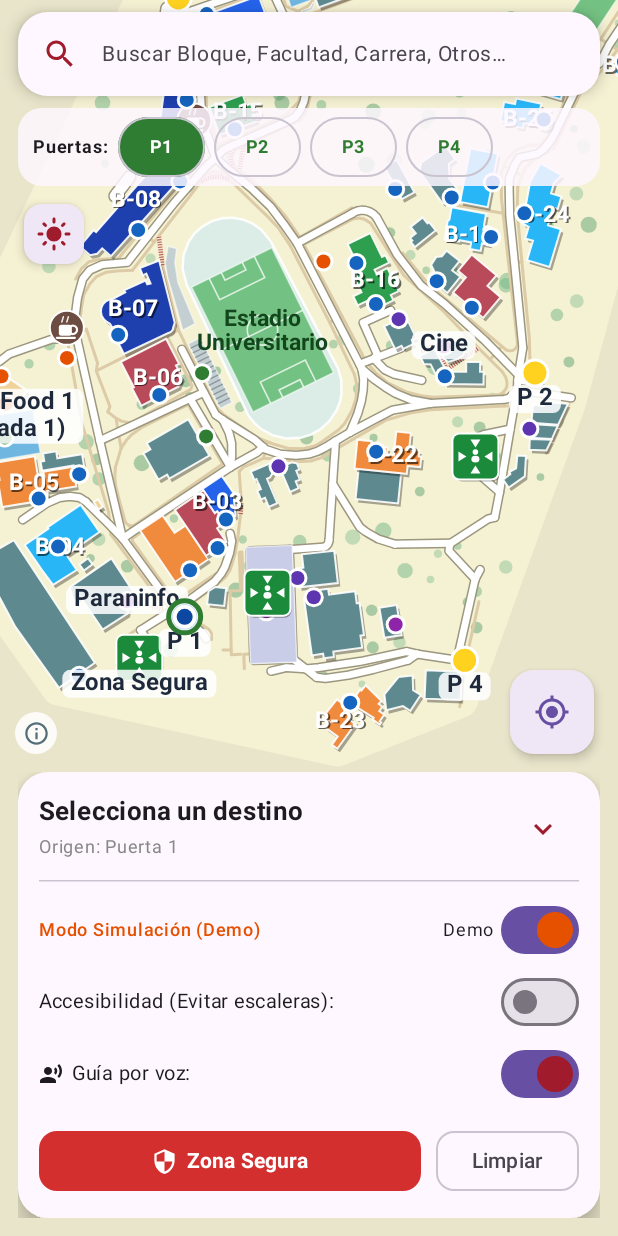
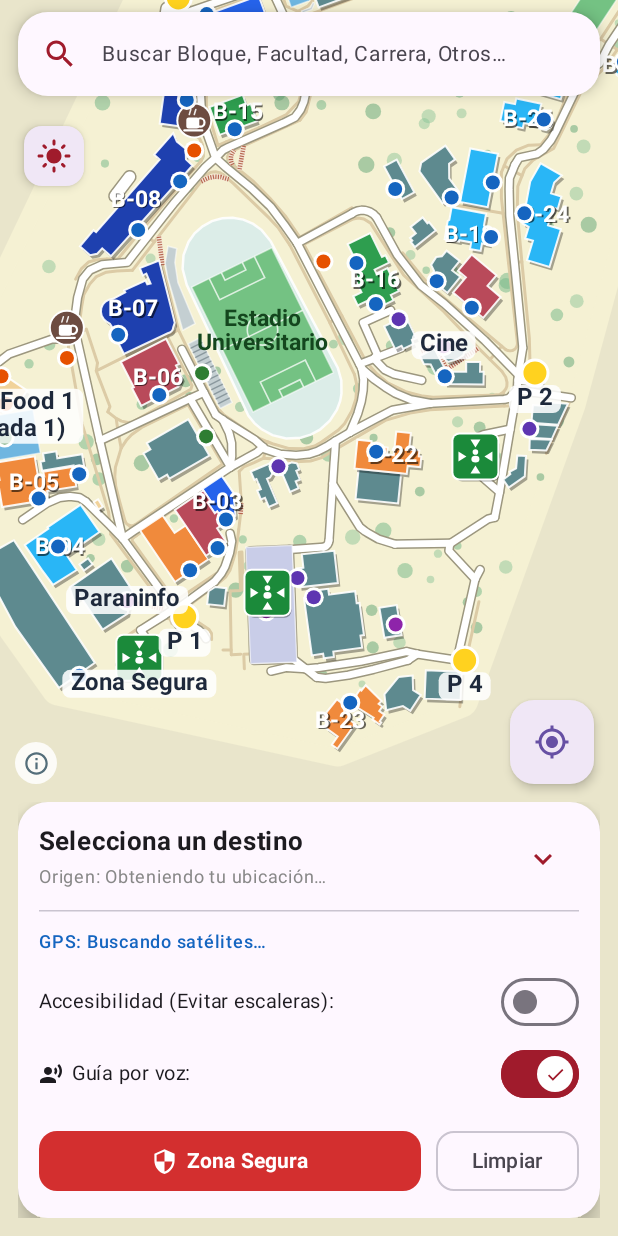
Before and after one commit to WinterPovea/nav-uleam-campus, an Android app built with Jetpack Compose: the screen it shows after launch (MainActivity), after a tap on "Expandir", on a phone screen of 412 x 824 dp. Run offline under Robolectric (Android 15) with nearby library versions, the phone set to English and light mode, and no system bars; our stand-ins replace Room's generated code; libraries missing offline, so code that uses them is left out: android.widget; 1 other tap on this screen came first.

Commit message:
feat: quitar Modo Simulación; origen "Tu ubicación" sin número de nodo; interruptores con contorno; mensajes sin emoji de ubicación

```diff
--- a/app/src/main/java/ec/edu/uleam/navigator/ui/MainActivity.kt
+++ b/app/src/main/java/ec/edu/uleam/navigator/ui/MainActivity.kt
@@ -121,6 +121,7 @@ import androidx.compose.foundation.rememberScrollState
 import androidx.compose.material3.FilterChip
 import androidx.compose.material3.FilterChipDefaults
 import androidx.compose.material.icons.filled.History
+import androidx.compose.material.icons.filled.Check
 import androidx.compose.material.icons.filled.RecordVoiceOver
 import androidx.compose.runtime.DisposableEffect
 import androidx.compose.ui.focus.onFocusChanged
@@ -219,19 +220,17 @@ fun CampusApp(vm: CampusViewModel) {
         }
     }
 
-    // Actualizar ubicación real al ViewModel cuando no está en modo simulación
-    LaunchedEffect(locationState, vm.ui.isSimulationMode) {
+    // Actualizar la ubicación real en el ViewModel
+    LaunchedEffect(locationState) {
         if (locationState is LocationState.PermissionDenied && hasLocationPermission(context)) {
             permissionDenied = false
             permanentlyDenied = false
             vm.refreshLocationPermissionState()
         }
-        if (!vm.ui.isSimulationMode) {
         when (val s = locationState) {
             is LocationState.Fix -> vm.onGpsLocation(s.lat, s.lon, s.accuracyM)
             is LocationState.LowAccuracy -> vm.onGpsLocation(s.lat, s.lon, s.accuracyM)
             else -> {}
-            }
         }
     }
 
@@ -305,8 +304,7 @@ fun CampusApp(vm: CampusViewModel) {
             originNodeId = s.origenId,
             destinationNodeId = s.destino?.idNodo,
             userPosition = vm.userPosition,
-            isSimulationMode = s.isSimulationMode,
-            onMapTap = { lat, lon -> if (busquedaAbierta) cerrarBusqueda() else vm.onMapTap(lat, lon) },
+            onMapTap = { _, _ -> if (busquedaAbierta) cerrarBusqueda() },
             onPlaceTap = { l -> if (busquedaAbierta) cerrarBusqueda() else vm.onPlaceTap(l) },
             modifier = Modifier.fillMaxSize(),
             azimuthDeg = azimuthDeg,
@@ -438,43 +436,7 @@ fun CampusApp(vm: CampusViewModel) {
               }
             }
 
-            // Barra rápida de selección de puertas origen: solo en Modo Simulación (con GPS real el origen es la
-            // ubicación del usuario) y oculta mientras se navega
-            AnimatedVisibility(visible = !s.navigating && s.isSimulationMode) {
-            Row(
-                modifier = Modifier
-                    .fillMaxWidth()
-                    .background(MaterialTheme.colorScheme.surface.copy(alpha = 0.85f), RoundedCornerShape(16.dp))
-                    .padding(horizontal = 10.dp, vertical = 2.dp),
-                verticalAlignment = Alignment.CenterVertically,
-                horizontalArrangement = Arrangement.spacedBy(6.dp)
-            ) {
-                Text(
-                    "Puertas:",
-                    fontSize = 12.sp,
-                    fontWeight = FontWeight.Bold,
-                    color = MaterialTheme.colorScheme.onSurface
-                )
-                (1..4).forEach { n ->
-                    val isSelected = s.origenId == (99 + n)
-                    OutlinedButton(
-                        onClick = { vm.elegirPuerta(n) },
-                        contentPadding = PaddingValues(horizontal = 10.dp, vertical = 0.dp),
-                        colors = if (isSelected) ButtonDefaults.buttonColors(containerColor = Color(0xFF2E7D32))
-                        else ButtonDefaults.outlinedButtonColors()
-                    ) {
-                        Text(
-                            "P$n",
-                            fontSize = 12.sp,
-                            color = if (isSelected) Color.White else Color(0xFF2E7D32),
-                            fontWeight = FontWeight.Bold
-                        )
-                    }
-                }
-            }
-            }
-
-            // ESTILO DEL MAPA (arriba a la izquierda, bajo las puertas): alterna Claro → Oscuro → Sistema
+            // ESTILO DEL MAPA (arriba a la izquierda, bajo la búsqueda): alterna Claro → Oscuro → Sistema
             Spacer(Modifier.height(8.dp))
             SmallFloatingActionButton(
                 onClick = {
@@ -497,7 +459,7 @@ fun CampusApp(vm: CampusViewModel) {
             }
 
             // AVISO RESILIENTE DE PERMISOS DENEGADOS (ROL 2)
-            if (permissionDenied && !s.isSimulationMode) {
+            if (permissionDenied) {
                 Spacer(Modifier.height(8.dp))
                 Card(
                     shape = RoundedCornerShape(12.dp),
@@ -519,7 +481,7 @@ fun CampusApp(vm: CampusViewModel) {
                         Spacer(Modifier.height(4.dp))
                         Text(
                             if (permanentlyDenied)
-                                "Para usar el GPS en vivo, abre los ajustes del sistema. También puedes utilizar el Modo Simulación sin permisos."
+                                "Para trazar rutas desde donde estás, abre los ajustes del sistema y permite el acceso a la ubicación."
                             else
                                 "Permite el acceso a tu ubicación para trazar rutas desde donde estés en el campus.",
                             fontSize = 12.sp,
@@ -560,12 +522,6 @@ fun CampusApp(vm: CampusViewModel) {
                                     Text("Reintentar", fontSize = 12.sp)
                                 }
                             }
-                            OutlinedButton(
-                                onClick = { vm.toggleSimulationMode(true) },
-                                contentPadding = PaddingValues(horizontal = 12.dp, vertical = 4.dp)
-                            ) {
-                                Text("Usar Modo Simulación", fontSize = 12.sp)
-                            }
                         }
                     }
                 }
@@ -589,9 +545,9 @@ fun CampusApp(vm: CampusViewModel) {
  * Tarjeta flotante colapsable con diseño institucional ULEAM.
  * Contiene:
  * - Resumen métrico (distancia y minutos estimados a 1.2 m/s).
- * - Indicador de estado del sensor GPS vs Modo Simulación.
+ * - Indicador de estado del GPS.
  * - Desglose guiado Turn-by-Turn con iconos direccionales y distancias.
- * - Conmutadores para Evitar Escaleras y Modo Simulación (Demo).
+ * - Interruptores para Evitar escaleras y Guía por voz.
  * - Botón de evacuación rápida hacia Zonas Seguras.
  */
 @Composable
@@ -657,7 +613,7 @@ fun CollapsibleNavigationCard(
             if (s.enDestino && s.destino != null) {
                 Spacer(Modifier.height(6.dp))
                 Text(
-                    text = "📍 Ya estás en tu destino",
+                    text = "Ya estás en tu destino",
                     modifier = Modifier
                         .fillMaxWidth()
                         .background(tc(0xFFE8F5E9, 0xFF1B3A24), RoundedCornerShape(10.dp))
@@ -776,14 +732,9 @@ fun CollapsibleNavigationCard(
                     HorizontalDivider()
                     Spacer(Modifier.height(8.dp))
 
-                    // ESTADO GNSS / SIMULACIÓN (ROL 2 & 3)
-                    Row(
-                        modifier = Modifier.fillMaxWidth(),
-                        verticalAlignment = Alignment.CenterVertically,
-                        horizontalArrangement = Arrangement.SpaceBetween
-                    ) {
+                    // ESTADO DEL GPS
                     Text(
-                            text = if (s.isSimulationMode) "Modo Simulación (Demo)" else when (locationState) {
+                        text = when (locationState) {
                             is LocationState.Fix -> "GPS: Señal fija (±%.0f m)".format((locationState as LocationState.Fix).accuracyM)
                             is LocationState.LowAccuracy -> "GPS: Señal débil"
                             LocationState.Searching -> "GPS: Buscando satélites…"
@@ -792,20 +743,9 @@ fun CollapsibleNavigationCard(
                         },
                         fontSize = 12.sp,
                         fontWeight = FontWeight.SemiBold,
-                            color = if (s.isSimulationMode) Color(0xFFE65100) else Color(0xFF1565C0)
+                        color = tc(0xFF1565C0, 0xFF64B5F6)
                     )
-
-                        // SWITCH MODO SIMULACIÓN (DEMO TOGGLE)
-                        Row(verticalAlignment = Alignment.CenterVertically) {
-                            Text("Demo", fontSize = 12.sp)
-                            Spacer(Modifier.width(4.dp))
-                            Switch(
-                                checked = s.isSimulationMode,
-                                onCheckedChange = vm::toggleSimulationMode,
-                                colors = SwitchDefaults.colors(checkedThumbColor = Color(0xFFE65100))
-                            )
-                        }
-                    }
+                    Spacer(Modifier.height(4.dp))
 
                     // SWITCH EVITAR ESCALERAS
                     Row(
@@ -814,11 +754,7 @@ fun CollapsibleNavigationCard(
                         horizontalArrangement = Arrangement.SpaceBetween
                     ) {
                         Text("Accesibilidad (Evitar escaleras):", fontSize = 13.sp)
-                        Switch(
-                            checked = s.avoidStairs,
-                            onCheckedChange = vm::toggleEscaleras,
-                            colors = SwitchDefaults.colors(checkedThumbColor = tc(0xFFA01B2C, 0xFF64B5F6))
-                        )
+                        UleamSwitch(checked = s.avoidStairs, onCheckedChange = vm::toggleEscaleras)
                     }
 
                     // SWITCH GUÍA POR VOZ
@@ -832,11 +768,7 @@ fun CollapsibleNavigationCard(
                             Spacer(Modifier.width(6.dp))
                             Text("Guía por voz:", fontSize = 13.sp)
                         }
-                        Switch(
-                            checked = s.vozActiva,
-                            onCheckedChange = vm::toggleVoz,
-                            colors = SwitchDefaults.colors(checkedThumbColor = tc(0xFFA01B2C, 0xFF64B5F6))
-                        )
+                        UleamSwitch(checked = s.vozActiva, onCheckedChange = vm::toggleVoz)
                     }
 
                     // LISTADO DE INSTRUCCIONES TURN-BY-TURN (ROL 4)
@@ -982,3 +914,28 @@ private fun MapStyleDialog(onElegir: (MapStyle) -> Unit) {
         confirmButton = {}
     )
 }
+
+/**
+ * Interruptor con borde visible: apagado = pista transparente con contorno gris (se ve claramente
+ * como "desactivado"); encendido = pista del color de acento con un check en el círculo.
+ */
+@Composable
+private fun UleamSwitch(checked: Boolean, onCheckedChange: (Boolean) -> Unit) {
+    val acento = tc(0xFFA01B2C, 0xFF1E88E5)
+    val apagado = tc(0xFF79747E, 0xFF8A96A3)
+    Switch(
+        checked = checked,
+        onCheckedChange = onCheckedChange,
+        thumbContent = if (checked) {
+            { Icon(Icons.Default.Check, contentDescription = null, modifier = Modifier.size(14.dp), tint = acento) }
+        } else null,
+        colors = SwitchDefaults.colors(
+            checkedThumbColor = Color.White,
+            checkedTrackColor = acento,
+            checkedBorderColor = acento,
+            uncheckedThumbColor = apagado,
+            uncheckedTrackColor = Color.Transparent,
+            uncheckedBorderColor = apagado
+        )
+    )
+}
--- a/app/src/main/java/ec/edu/uleam/navigator/ui/map/CampusMap.kt
+++ b/app/src/main/java/ec/edu/uleam/navigator/ui/map/CampusMap.kt
@@ -93,7 +93,6 @@ fun CampusMap(
     originNodeId: Int?,
     destinationNodeId: Int?,
     userPosition: UserPosition?,
-    isSimulationMode: Boolean,
     onMapTap: (lat: Double, lon: Double) -> Unit,
     onPlaceTap: (LugarEntity) -> Unit = {},
     modifier: Modifier = Modifier,
@@ -114,8 +113,8 @@ fun CampusMap(
     val currentNavigating by rememberUpdatedState(navigating)
     val scope = rememberCoroutineScope()
 
-    // Posición con movimiento suave (el marcador se desliza entre lecturas GPS / pasos de simulación)
-    val animatedUser = rememberAnimatedUserPosition(userPosition, if (isSimulationMode) 130 else 900)
+    // Posición con movimiento suave (el marcador se desliza entre lecturas GPS)
+    val animatedUser = rememberAnimatedUserPosition(userPosition, 900)
     val latestUser by rememberUpdatedState(animatedUser)
 
     // Modo seguimiento: la cámara acompaña al usuario mientras se navega (como Google Maps)
@@ -139,8 +138,7 @@ fun CampusMap(
     } else null
     // En simulación el rumbo es el del tramo; con GPS real manda la brújula (si falla, el del tramo)
     val headingDeg: Float? =
-        if (isSimulationMode) navProgress?.bearingDeg?.toFloat()
-        else azimuthDeg ?: navProgress?.bearingDeg?.toFloat()
+        azimuthDeg ?: navProgress?.bearingDeg?.toFloat()
     val latestHeading by rememberUpdatedState(headingDeg)
 
     // Animación continua para el marcador de usuario 'pulsing blue dot'
@@ -298,7 +296,7 @@ fun CampusMap(
     }
 
     // Con GPS real, ¿el usuario está fuera del campus? (más de ~110 m fuera del rectángulo de los nodos)
-    val userOutsideCampus = !isSimulationMode && userPosition?.let { u ->
+    val userOutsideCampus = userPosition?.let { u ->
         val m = 0.001
         u.lat < bounds[0] - m || u.lat > bounds[1] + m || u.lon < bounds[2] - m || u.lon > bounds[3] + m
     } == true
@@ -378,7 +376,7 @@ fun CampusMap(
                                 }
                             }
                         },
-                        // Mantener pulsado: fija el origen aunque haya un lugar bajo el dedo (Modo Simulación)
+                        // Mantener pulsado: se trata como un toque en el mapa aunque haya un lugar bajo el dedo
                         onLongPress = { offset ->
                             if (!currentNavigating) {
                                 val (lat, lon) = proj().toGeo(offset)
@@ -606,7 +604,7 @@ fun CampusMap(
                     ?: (routePoints ?: emptyList()).map { p.toScreen(it.lat, it.lon) }
                 // Con GPS real, línea punteada desde la posición del usuario hasta el inicio de la ruta
                 val u = animatedUser
-                if (progress == null && !isSimulationMode && u != null && points.isNotEmpty()) {
+                if (progress == null && u != null && points.isNotEmpty()) {
                     val us = p.toScreen(u.lat, u.lon)
                     if ((us - points.first()).getDistance() > 12f) {
                         drawLine(
@@ -680,7 +678,7 @@ fun CampusMap(
                 }
 
                 // Cono de visión azimutal translúcido de 45° (FOV) orientado según la brújula
-                (if (navigating && isSimulationMode) headingDeg else azimuthDeg)?.let { headingDeg ->
+                azimuthDeg?.let { headingDeg ->
                     // En coordenadas geográficas 0° = Norte (arriba, -90° en Canvas)
                     val screenHeadingDeg = headingDeg + mapRotationDeg
                     val canvasCenterAngle = screenHeadingDeg - 90f
@@ -769,7 +767,7 @@ fun CampusMap(
         // Aviso cuando el GPS ubica al usuario fuera de la universidad (el mapa se queda en el campus)
         if (userOutsideCampus) {
             Text(
-                text = "📍 No te encuentras en el campus ULEAM",
+                text = "No te encuentras en el campus ULEAM",
                 style = MaterialTheme.typography.labelLarge,
                 color = Color.White,
                 modifier = Modifier
```
Also changed, not shown: app/src/main/java/ec/edu/uleam/navigator/ui/CampusViewModel.kt (+13 -164 lines), 1 other file. Lines whose indentation alone changed are shown as unchanged.
